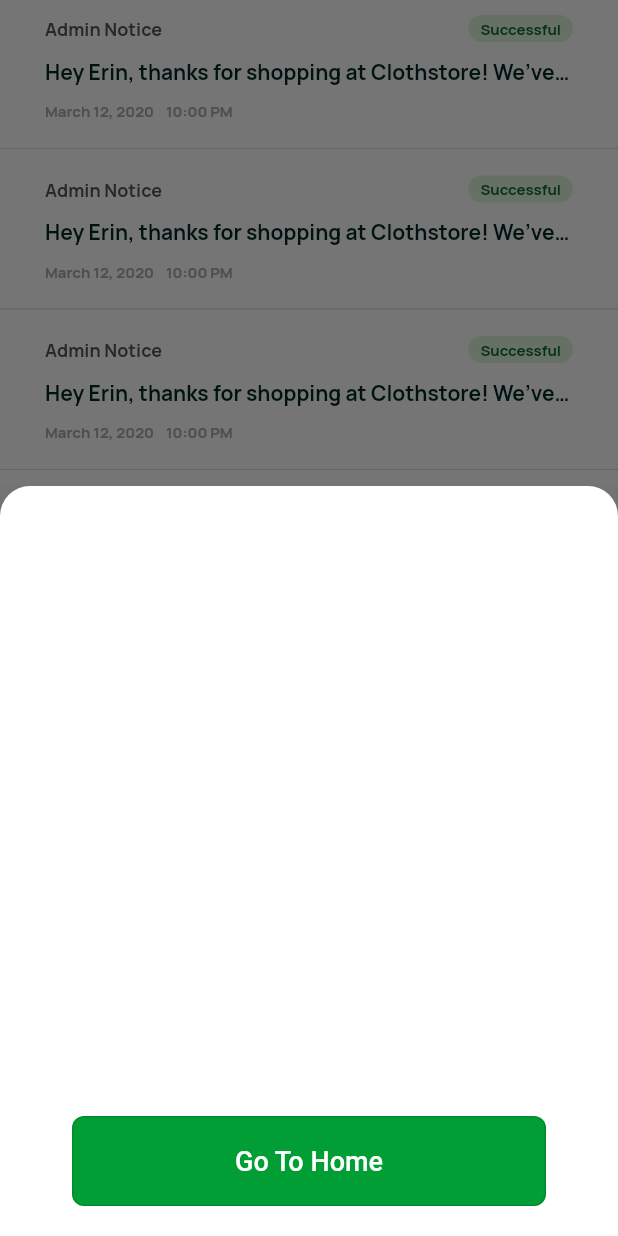
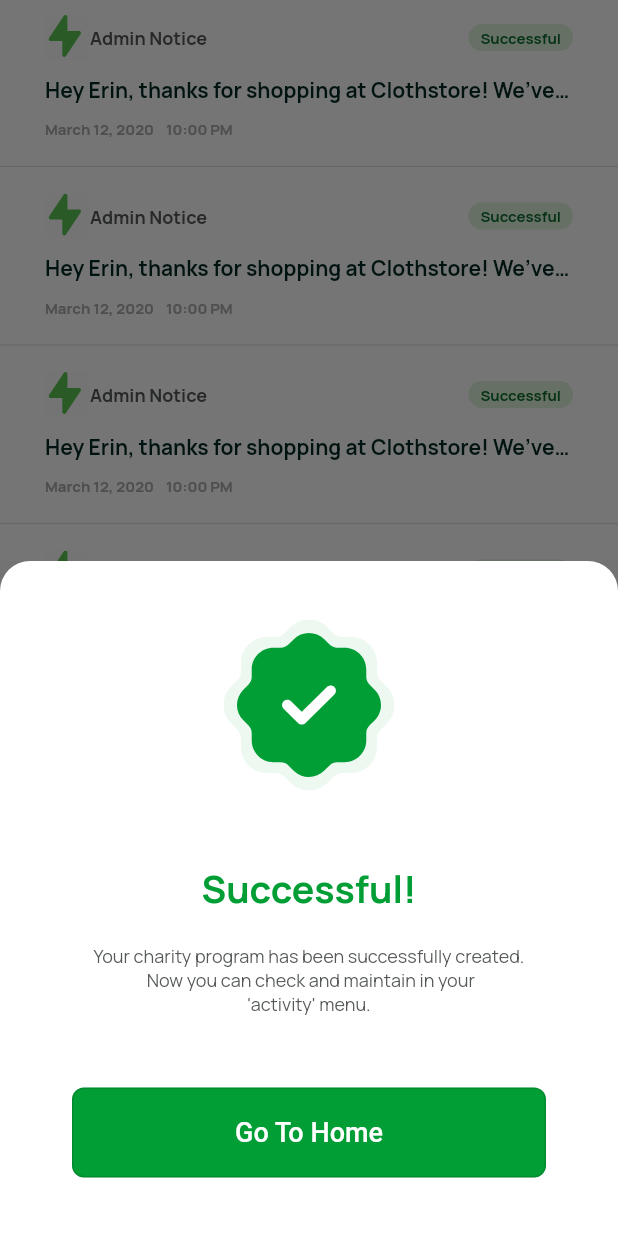
Before and after one commit to AliAkberAakash/flutter_getx_template, a Flutter app: the screen it shows after launch, after a tap on "Admin Notice", on a phone screen of 412 x 824 dp. Run offline on Flutter 3.47's test engine with Material 2 defaults, Android fonts, the phone set to English and light mode, and no system bars; our stand-ins replace carousel_slider, dio, flutter_svg, fluttertoast, get, get_storage and 5 more.

Commit message:
Working on successful bottom sheet

```diff
--- a/lib/section4/Widgets/notification_item.dart
+++ b/lib/section4/Widgets/notification_item.dart
@@ -1,4 +1,5 @@
 import 'package:flutter/material.dart';
+import 'package:flutter_svg/flutter_svg.dart';
 import 'package:go_share/section4/successful_bottom_sheet/successful_bottom_sheet.dart';
 import 'package:go_share/ui/container/UIConstants/Colors.dart';
 import 'package:go_share/utils/dimens.dart';
@@ -32,6 +33,9 @@ class Sec4NotificationItem extends StatelessWidget {
                     Row(
                       crossAxisAlignment: CrossAxisAlignment.center,
                       children: [
+                        SvgPicture.asset(
+                          "images/icons_sec4/ic_admin_notice.svg",
+                        ),
                         Text(
                           "Admin Notice",
                           style: GoogleFonts.manrope(
--- a/lib/section4/successful_bottom_sheet/successful_bottom_sheet.dart
+++ b/lib/section4/successful_bottom_sheet/successful_bottom_sheet.dart
@@ -1,5 +1,7 @@
 import 'package:flutter/material.dart';
+import 'package:flutter_svg/flutter_svg.dart';
 import 'package:go_share/base/widget/GSButtonWidget.dart';
+import 'package:go_share/ui/container/UIConstants/Colors.dart';
 import 'package:go_share/utils/colors.dart';
 import 'package:go_share/utils/dimens.dart';
 import 'package:google_fonts/google_fonts.dart';
@@ -10,7 +12,7 @@ void modalBottomSheetMenu(BuildContext context) {
       isScrollControlled: true,
       builder: (builder) {
         return new Container(
-          height: 500.0,
+          height: 450.0,
           color: Color(0xFF737373), //could change this to Color(0xFF737373),
           //so you don't have to change MaterialApp canvasColor
           child: new Container(
@@ -21,15 +23,37 @@ void modalBottomSheetMenu(BuildContext context) {
                       topLeft: const Radius.circular(20.0),
                       topRight: const Radius.circular(20.0))),
               child: Column(
-                mainAxisAlignment: MainAxisAlignment.end,
+                mainAxisAlignment: MainAxisAlignment.spaceAround,
                 children: [
-                  Text(
-                    "Successful!",
-                    style: GoogleFonts.manrope(
-                      color: white,
-                      fontSize: dp18,
-                      fontWeight: FontWeight.normal,
-                    ),
+                  SvgPicture.asset(
+                    "images/icons_sec4/ic_successful.svg",
+                  ),
+                  Column(
+                    children: [
+                      Padding(
+                        padding: const EdgeInsets.all(10),
+                        child: Text(
+                          "Successful!",
+                          style: GoogleFonts.manrope(
+                            color: GSColors.green_secondary,
+                            fontSize: dp25,
+                            fontWeight: FontWeight.bold,
+                          ),
+                        ),
+                      ),
+                      Padding(
+                        padding: const EdgeInsets.all(10),
+                        child: Text(
+                          "Your charity program has been successfully created.\n Now you can check and maintain in your\n'activity' menu.",
+                          style: GoogleFonts.manrope(
+                            color: GSColors.text_secondary,
+                            fontSize: dp12,
+                            fontWeight: FontWeight.normal,
+                          ),
+                          textAlign: TextAlign.center,
+                        ),
+                      ),
+                    ],
                   ),
                   Container(
                     margin: EdgeInsets.symmetric(horizontal: 20),
--- a/pubspec.yaml
+++ b/pubspec.yaml
@@ -54,6 +54,7 @@ flutter:
   assets:
     - images/
     - images/icons/
+    - images/icons_sec4/
 
   fonts:
     - family: Manrope
```
Also changed, not shown: images/icons_sec4/ic_admin_notice.svg (added), images/icons_sec4/ic_billing.svg (added), images/icons_sec4/ic_pending.svg (added), images/icons_sec4/ic_successful.svg (added), images/icons_sec4/ic_vehicle.svg (added).
